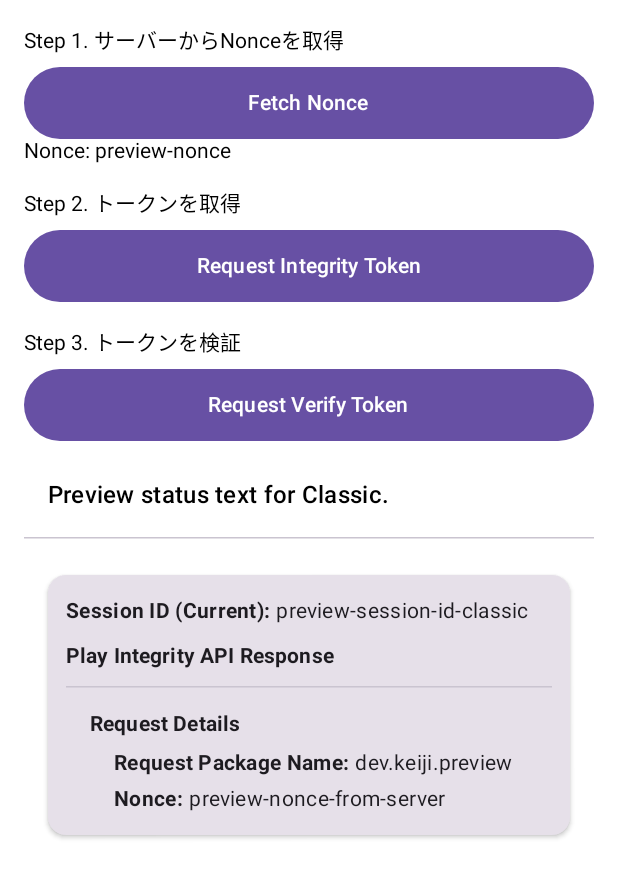
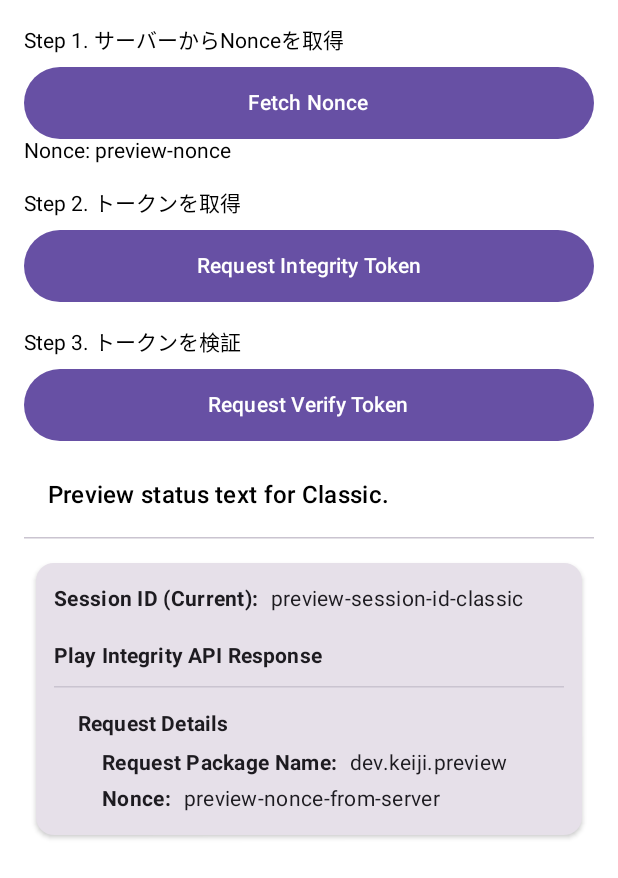
Before and after one commit to keiji/android-device-integrity, an Android app built with Jetpack Compose: the @Preview function ClassicPlayIntegrityContentPreview, on a phone screen of 412 x 824 dp. Shown: the top 878 px of the screen. Run offline under Robolectric (Android 15) with nearby library versions, the phone set to English and light mode, and no system bars.

Commit message:
Refactor: Improve UI and remove redundant status messages
- `InfoItemContent.kt`:
    - Adjusted padding for better visual spacing.
    - Used `FlowRow` for dynamic content arrangement.
    - Added `SelectionContainer` to enable text selection for item values.
- `StandardPlayIntegrityViewModel.kt` and `ClassicPlayIntegrityViewModel.kt`:
    - Removed redundant status checks for integrity results, as this information is already present in the detailed `resultItems`. The status message is simplified to "Token verification complete."

```diff
--- a/android/ui/main/src/main/java/dev/keiji/deviceintegrity/ui/main/InfoItemContent.kt
+++ b/android/ui/main/src/main/java/dev/keiji/deviceintegrity/ui/main/InfoItemContent.kt
@@ -2,9 +2,14 @@ package dev.keiji.deviceintegrity.ui.main
 
 import androidx.compose.foundation.layout.Arrangement
 import androidx.compose.foundation.layout.Column
+import androidx.compose.foundation.layout.FlowRow
 import androidx.compose.foundation.layout.Row
+import androidx.compose.foundation.layout.Spacer
 import androidx.compose.foundation.layout.fillMaxWidth
+import androidx.compose.foundation.layout.height
 import androidx.compose.foundation.layout.padding
+import androidx.compose.foundation.layout.width
+import androidx.compose.foundation.text.selection.SelectionContainer
 // Removed Material Icons imports
 import androidx.compose.material3.Card
 import androidx.compose.material3.CardDefaults
@@ -50,7 +55,7 @@ fun InfoItemContent(
                 Row(
                     modifier = Modifier
                         .fillMaxWidth()
-                        .padding(horizontal = 16.dp),
+                        .padding(horizontal = 8.dp),
                     horizontalArrangement = Arrangement.End
                 ) {
                     IconButton(onClick = onCopyClick) {
@@ -71,7 +76,7 @@ fun InfoItemContent(
             Card(
                 modifier = Modifier
                     .fillMaxWidth()
-                    .padding(16.dp),
+                    .padding(8.dp),
                 elevation = CardDefaults.cardElevation(defaultElevation = 2.dp)
             ) {
                 Column(
@@ -91,15 +96,20 @@ fun InfoItemContent(
                         }
 
                         Column(modifier = itemPadding) {
+                            if (item.isHeader && item.indentLevel == 0 && index != 0) {
+                                Spacer(modifier = Modifier.height(8.dp))
+                            }
+
                             if (item.isHeader) {
+                                val top = if (index > 0) 8.dp else 0.dp
                                 Text(
                                     text = item.label,
                                     style = textStyle,
                                     fontWeight = FontWeight.Bold,
-                                    modifier = Modifier.padding(top = if (index > 0) 8.dp else 0.dp, bottom = 4.dp)
+                                    modifier = Modifier.padding(top = top, bottom = 4.dp)
                                 )
                             } else {
-                                Row(
+                                FlowRow(
                                      modifier = Modifier.padding(vertical = 2.dp)
                                 ) {
                                     Text(
@@ -107,10 +117,15 @@ fun InfoItemContent(
                                         style = textStyle,
                                         fontWeight = FontWeight.Bold,
                                     )
-                                    Text(
-                                        text = " ${item.value}",
-                                        style = textStyle,
-                                    )
+
+                                    Spacer(modifier = Modifier.width(8.dp))
+
+                                    SelectionContainer {
+                                        Text(
+                                            text = item.value,
+                                            style = textStyle,
+                                        )
+                                    }
                                 }
                             }
                         }
```
Also changed, not shown: android/ui/main/src/main/java/dev/keiji/deviceintegrity/ui/main/playintegrity/ClassicPlayIntegrityViewModel.kt (+1 -6 lines), android/ui/main/src/main/java/dev/keiji/deviceintegrity/ui/main/playintegrity/StandardPlayIntegrityViewModel.kt (+1 -6 lines).
